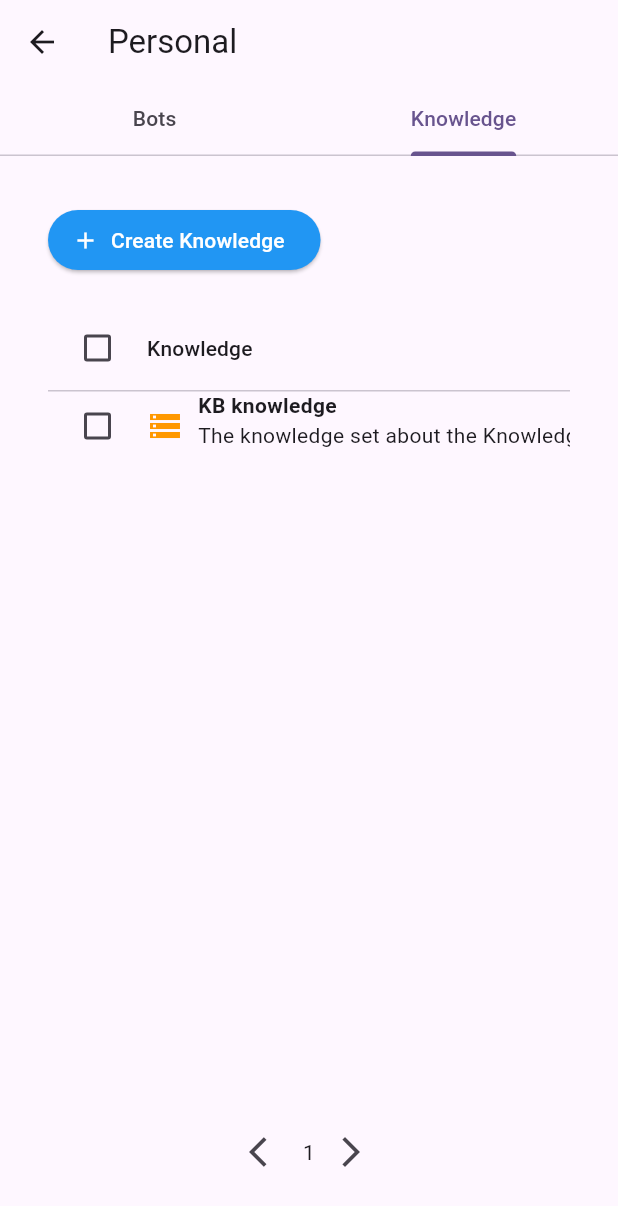
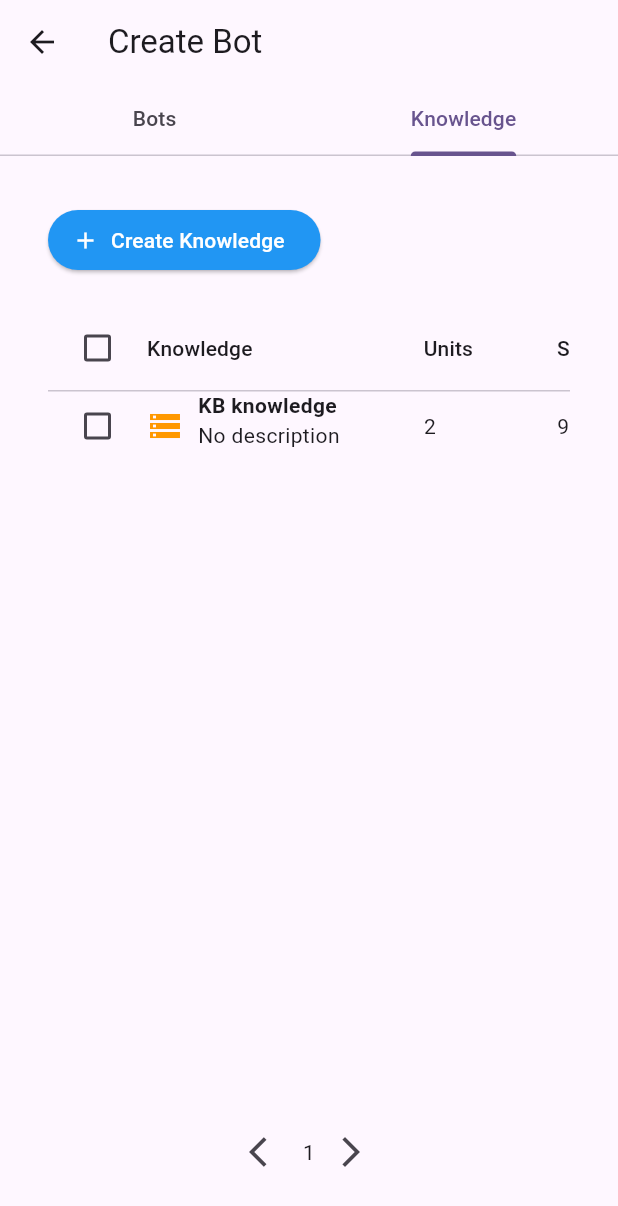
Before and after one commit to TranPhuocNhan/AItalk, a Flutter app: the BotDashBoard screen opened directly, tab 2 chosen, on a phone screen of 412 x 824 dp. Shown: the top 1206 px of the screen. Run offline on Flutter 3.47's test engine with Material 3 defaults, Android fonts, the phone set to English and light mode, and no system bars; our stand-ins replace dropdown_button2, file_picker.

Commit message:
link AI agent with chat bot - will be modify then

```diff
--- /dev/null
+++ b/devtools_options.yaml
@@ -0,0 +1,3 @@
+description: This file stores settings for Dart & Flutter DevTools.
+documentation: https://docs.flutter.dev/tools/devtools/extensions#configure-extension-enablement-states
+extensions:
--- a/lib/views/home/chat_content_view.dart
+++ b/lib/views/home/chat_content_view.dart
@@ -1,4 +1,5 @@
 import 'package:flutter/material.dart';
+import 'package:flutter_ai_app/models/bot.dart';
 import 'package:flutter_ai_app/models/thread.dart';
 import 'package:flutter_ai_app/views/home/home_view.dart';
 import 'package:flutter_ai_app/widgets/ai_selection_dropdown.dart';
@@ -10,11 +11,13 @@
       required this.onAddPressed,
       required this.onAiSelectedChange,
       required this.selectedThread,
-      required this.selectedAiModel});
+      required this.selectedAiModel,
+      required this.botList});
   final Function(String) onAiSelectedChange;
   final VoidCallback onAddPressed;
   ThreadChat? selectedThread;
   String? selectedAiModel;
+  List<Bot> botList;
   @override
   State<ChatContentView> createState() => _ChatContentViewState();
 }
@@ -64,6 +67,7 @@
             selectedAiModel: widget.selectedAiModel,
             onAiSelectedChange: (newModel) =>
                 widget.onAiSelectedChange(newModel),
+            botList: widget.botList,
           ),
           _buildInputArea(),
         ],
--- a/lib/views/home/create_bot_view.dart
+++ b/lib/views/home/create_bot_view.dart
@@ -28,6 +28,16 @@
       'type': 'SEO',
     },
   ];
+  // New knowledge list
+  List<Map<String, String>> knowledgeList = [
+    {
+      'knowledge': 'KB knowledge',
+      'units': '2',
+      'size': '994.80 KB',
+      'editTime': '7/13/2024 9:51:44 PM',
+    },
+  ];
+
   String _selectedType = "All";
   final List<String> _types = ['All', 'AI', 'Chatbot', 'Marketing', 'SEO'];
 
@@ -38,11 +48,33 @@
     _tabController = TabController(length: 2, vsync: this);
   }
 
+  void _addAiBot(String name, String description) {
+    setState(() {
+      botList.add({
+        'title': name,
+        'description': description,
+        'date': '19/10/2024',
+        'type': 'Chatbot',
+      });
+    });
+  }
+
+  void _addKnowledge(String knowledge, String units, String size) {
+    setState(() {
+      knowledgeList.add({
+        'knowledge': knowledge,
+        'units': units,
+        'size': size,
+        'editTime': DateTime.now().toString(), // Adding current time for edit
+      });
+    });
+  }
+
   @override
   Widget build(BuildContext context) {
     return Scaffold(
       appBar: AppBar(
-        title: Text('Personal'),
+        title: Text('Create Bot'),
         bottom: TabBar(
           controller: _tabController,
           tabs: [
@@ -206,7 +238,11 @@
     showDialog(
         context: context,
         builder: (builder) {
-          return CreateAssistantDialog();
+          return CreateAssistantDialog(
+            onCreatedBot: (String name, String description) {
+              _addAiBot(name, description);
+            },
+          );
         });
   }
 
@@ -231,8 +267,8 @@
             DataColumn(label: Text('Edit time')),
             DataColumn(label: Text('Action')),
           ],
-          rows: [
-            DataRow(
+          rows: knowledgeList.map((knowledge) {
+            return DataRow(
                 cells: [
                   DataCell(
                     Row(
@@ -242,23 +278,23 @@
                         Column(
                           crossAxisAlignment: CrossAxisAlignment.start,
                           children: [
-                            Text('KB knowledge',
+                            Text(knowledge['knowledge'] ?? 'No knowledge',
                                 style: TextStyle(fontWeight: FontWeight.bold)),
-                            Text(
-                                'The knowledge set about the Knowledge Base system'),
+                            Text(knowledge['description'] ?? 'No description'),
                           ],
                         ),
                       ],
                     ),
                   ),
-                  DataCell(Text('2')),
-                  DataCell(Text('994.80 KB')),
-                  DataCell(Text('7/13/2024 9:51:44 PM')),
+                  DataCell(Text(knowledge['units'] ?? '')),
+                  DataCell(Text(knowledge['size'] ?? '')),
+                  DataCell(Text(knowledge['editTime'] ?? '')),
                   DataCell(
                     IconButton(
                       icon: Icon(Icons.delete),
                       onPressed: () {
                         // Action to delete knowledge
+                        knowledgeList.remove(knowledge);
                       },
                     ),
                   ),
@@ -268,8 +304,8 @@
                       context,
                       MaterialPageRoute(
                           builder: (context) => KnowledgeUnitView()));
-                }),
-          ],
+                });
+          }).toList(),
         ),
       ),
     );
@@ -334,7 +370,11 @@
     showDialog(
         context: context,
         builder: (builder) {
-          return CreateKnowledgeDialog();
+          return CreateKnowledgeDialog(
+            onCreatedKnowledgeBase: (String name, String description) {
+              _addKnowledge(name, description, '994.80 KB');
+            },
+          );
         });
   }
 }
--- a/lib/widgets/asisstance_dialog.dart
+++ b/lib/widgets/asisstance_dialog.dart
@@ -1,8 +1,8 @@
 import 'package:flutter/material.dart';
 
 class CreateAssistantDialog extends StatefulWidget {
-  const CreateAssistantDialog({super.key});
-
+  const CreateAssistantDialog({super.key, required this.onCreatedBot});
+  final Function(String name, String description) onCreatedBot;
   @override
   State<CreateAssistantDialog> createState() => _CreateAssistantDialogState();
 }
@@ -106,6 +106,8 @@
       ElevatedButton(
         onPressed: () {
           // Action for creating assistant (handle form submission here)
+          widget.onCreatedBot(
+              _nameController.text, _descriptionController.text);
           Navigator.of(context).pop(); // Close dialog after submission
         },
         child: Text('OK'),
--- a/lib/widgets/tools_section.dart
+++ b/lib/widgets/tools_section.dart
@@ -1,11 +1,14 @@
 import 'package:flutter/material.dart';
+import 'package:flutter_ai_app/models/bot.dart';
 import 'package:flutter_ai_app/widgets/ai_selection_dropdown.dart';
 
 class ToolsSection extends StatelessWidget {
   ToolsSection(
       {super.key,
       required this.selectedAiModel,
-      required this.onAiSelectedChange});
+      required this.onAiSelectedChange,
+      required this.botList});
+  List<Bot> botList;
   String? selectedAiModel;
   final Function(String) onAiSelectedChange;
   @override
@@ -47,6 +50,7 @@
     return AiSelectionDropdown(
       selectedAiModel: selectedAiModel,
       onAiSelectedChange: (newModel) => onAiSelectedChange(newModel),
+      botList: botList,
     );
   }
 }
```
Also changed, not shown: lib/main.dart (+32 -24 lines), lib/views/home/ai_bot_list_view.dart (+48 -5 lines), lib/views/home/chat_view.dart (+8 -3 lines), lib/views/home/home_view.dart (+26 -4 lines), lib/widgets/ai_selection_dropdown.dart (+11 -16 lines), lib/widgets/knowledge_dialog.dart (+7 -2 lines).
